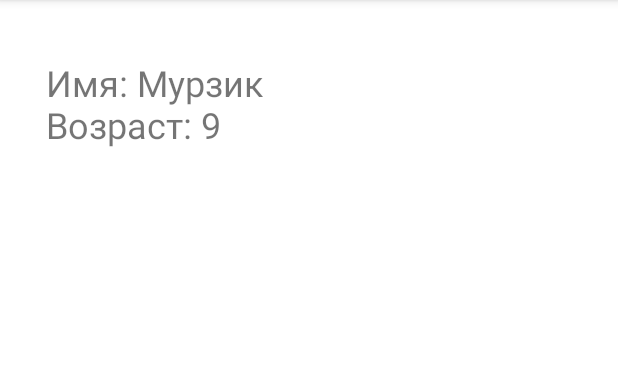
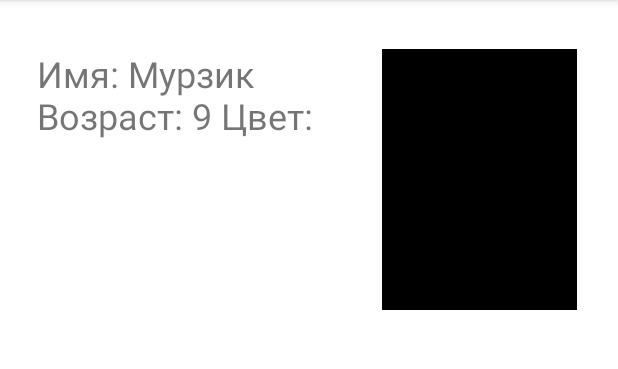
Before and after one commit to Serfeg/Android-Studio, an Android app: the screen it shows after launch (MainActivity), on a phone screen of 412 x 824 dp, the part 84-453 px from its top. Run offline under Robolectric (Android 15) with nearby library versions, the phone set to English and light mode, and no system bars.

Commit message:
Вывод цвета

```diff
--- a/MyApplication4/app/src/main/java/com/example/myapplication/MainActivity.java
+++ b/MyApplication4/app/src/main/java/com/example/myapplication/MainActivity.java
@@ -3,6 +3,7 @@ package com.example.myapplication;
 import android.graphics.Color;
 import android.os.Bundle;
 import android.util.Log;
+import android.view.View;
 import android.widget.TextView;
 
 import androidx.appcompat.app.AppCompatActivity;
@@ -25,6 +26,8 @@ public class MainActivity extends AppCompatActivity {
         Log.i("GSON", "Имя: " + murzik.name + "\nВозраст: " + murzik.age);
 
         TextView cat_tv = findViewById(R.id.cat_tv);
-        cat_tv.setText("Имя: " + murzik.name + "\nВозраст: " + murzik.age);
+        cat_tv.setText("Имя: " + murzik.name + " Возраст: " + murzik.age + " Цвет: ");
+        View vColor = findViewById(R.id.vColor);
+        vColor.setBackgroundColor(murzik.color);
     }
 }
--- a/MyApplication4/app/src/main/res/layout/activity_main.xml
+++ b/MyApplication4/app/src/main/res/layout/activity_main.xml
@@ -8,8 +8,8 @@
 
     <TextView
         android:id="@+id/cat_tv"
-        android:layout_width="wrap_content"
-        android:layout_height="wrap_content"
+        android:layout_width="196dp"
+        android:layout_height="174dp"
         android:text="TextView"
         android:textSize="@dimen/textSize"
         app:layout_constraintBottom_toBottomOf="parent"
@@ -18,4 +18,15 @@
         app:layout_constraintStart_toStartOf="parent"
         app:layout_constraintTop_toTopOf="parent"
         app:layout_constraintVertical_bias="0.055" />
+
+    <View
+        android:id="@+id/vColor"
+        android:layout_width="130dp"
+        android:layout_height="174dp"
+        app:layout_constraintBottom_toBottomOf="parent"
+        app:layout_constraintEnd_toEndOf="parent"
+        app:layout_constraintHorizontal_bias="0.557"
+        app:layout_constraintStart_toEndOf="@+id/cat_tv"
+        app:layout_constraintTop_toTopOf="parent"
+        app:layout_constraintVertical_bias="0.055" />
 </androidx.constraintlayout.widget.ConstraintLayout>
```
